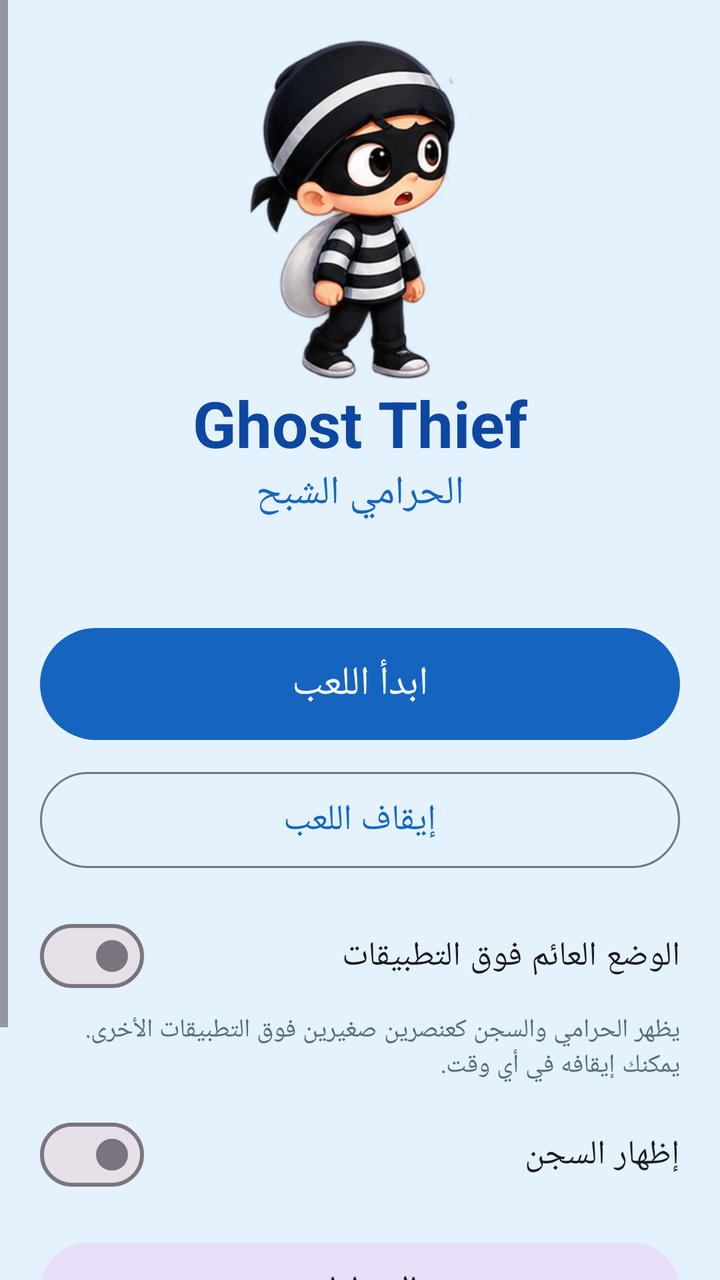
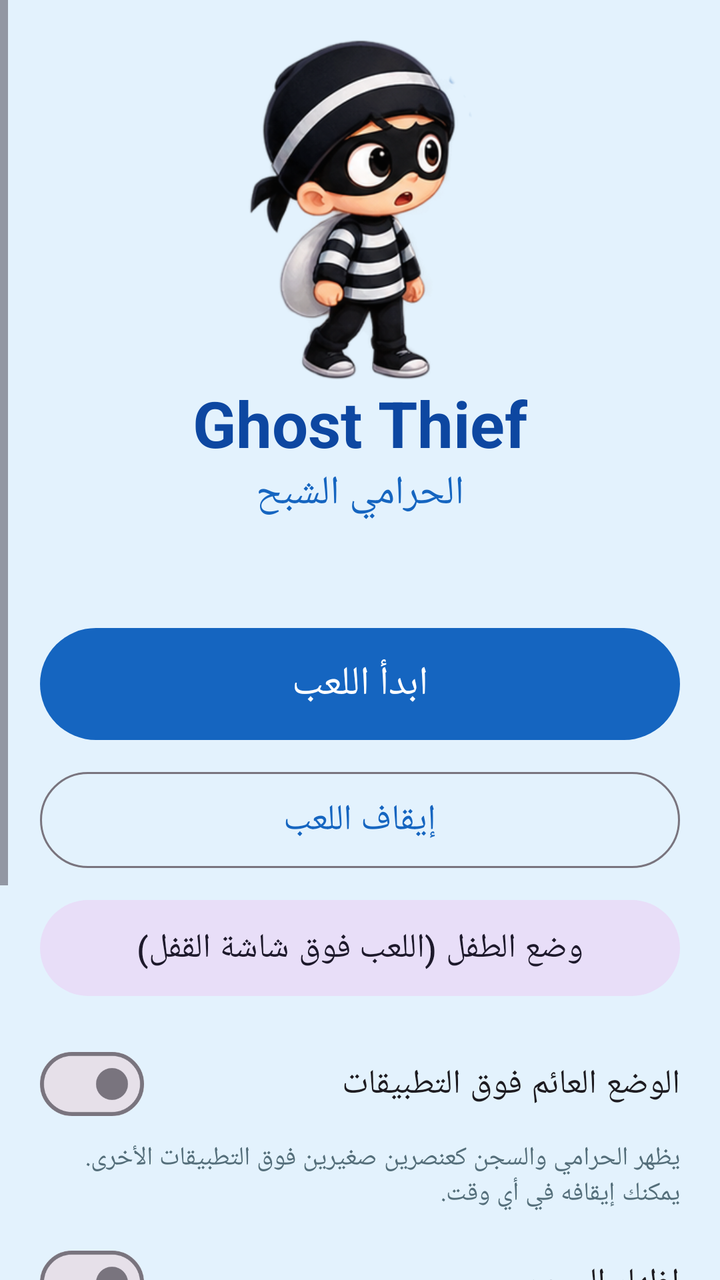

Screens rendered from an Android XML layout before and after an edit, with the pre-edit source and the edit as a unified diff.
<!-- AndroidManifest.xml: application theme Theme.GhostThief -->
<!-- res/layout/activity_main.xml -->
<?xml version="1.0" encoding="utf-8"?>
<ScrollView xmlns:android="http://schemas.android.com/apk/res/android"
    android:layout_width="match_parent" android:layout_height="match_parent"
    android:layoutDirection="rtl" android:fillViewport="true">

    <LinearLayout
        android:layout_width="match_parent" android:layout_height="wrap_content"
        android:orientation="vertical" android:padding="20dp" android:gravity="center_horizontal">

        <ImageView
            android:layout_width="150dp" android:layout_height="170dp"
            android:src="@drawable/thief_stand" android:contentDescription="@string/app_name" />

        <TextView
            android:layout_width="wrap_content" android:layout_height="wrap_content"
            android:text="@string/app_name" android:textSize="32sp" android:textStyle="bold"
            android:textColor="#0D47A1" android:layoutDirection="ltr" />

        <TextView
            android:layout_width="wrap_content" android:layout_height="wrap_content"
            android:text="@string/app_title_ar" android:textSize="20sp" android:textColor="#1565C0" />

        <TextView
            android:id="@+id/tvStats"
            android:layout_width="match_parent" android:layout_height="wrap_content"
            android:layout_marginTop="12dp" android:gravity="center"
            android:textSize="16sp" android:textColor="#263238" />

        <com.google.android.material.button.MaterialButton
            android:id="@+id/btnStart"
            android:layout_width="match_parent" android:layout_height="64dp"
            android:layout_marginTop="16dp" android:text="@string/start_play" android:textSize="20sp" />

        <com.google.android.material.button.MaterialButton
            android:id="@+id/btnStop"
            style="@style/Widget.Material3.Button.OutlinedButton"
            android:layout_width="match_parent" android:layout_height="56dp"
            android:layout_marginTop="8dp" android:text="@string/stop_play" android:textSize="18sp" />

        <com.google.android.material.materialswitch.MaterialSwitch
            android:id="@+id/swFloating"
            android:layout_width="match_parent" android:layout_height="wrap_content"
            android:minHeight="56dp" android:layout_marginTop="12dp"
            android:text="@string/floating_mode" android:textSize="17sp" />

        <TextView
            android:layout_width="match_parent" android:layout_height="wrap_content"
            android:text="@string/floating_desc" android:textSize="13sp" android:textColor="#546E7A" />

        <com.google.android.material.materialswitch.MaterialSwitch
            android:id="@+id/swJail"
            android:layout_width="match_parent" android:layout_height="wrap_content"
            android:minHeight="56dp" android:layout_marginTop="8dp"
            android:text="@string/show_jail" android:textSize="17sp" />

        <com.google.android.material.button.MaterialButton
            android:id="@+id/btnSettings"
            style="@style/Widget.Material3.Button.TonalButton"
            android:layout_width="match_parent" android:layout_height="56dp"
            android:layout_marginTop="12dp" android:text="@string/settings" android:textSize="17sp" />

        <com.google.android.material.button.MaterialButton
            android:id="@+id/btnPrivacy"
            style="@style/Widget.Material3.Button.TextButton"
            android:layout_width="match_parent" android:layout_height="52dp"
            android:text="@string/privacy_policy" android:textSize="16sp" />

        <com.google.android.material.button.MaterialButton
            android:id="@+id/btnAbout"
            style="@style/Widget.Material3.Button.TextButton"
            android:layout_width="match_parent" android:layout_height="52dp"
            android:text="@string/about" android:textSize="16sp" />
    </LinearLayout>
</ScrollView>
<!-- resources referenced by this layout -->
<resources>
  <!-- drawable thief_stand: png bitmap (drawable-nodpi, 99117 bytes) -->
  <string name="about">حول اللعبة</string>
  <string name="app_name">Ghost Thief</string>
  <string name="app_title_ar">الحرامي الشبح</string>
  <string name="floating_desc">يظهر الحرامي والسجن كعنصرين صغيرين فوق التطبيقات الأخرى. يمكنك إيقافه في أي وقت.</string>
  <string name="floating_mode">الوضع العائم فوق التطبيقات</string>
  <string name="privacy_policy">سياسة الخصوصية</string>
  <string name="settings">الإعدادات</string>
  <string name="show_jail">إظهار السجن</string>
  <string name="start_play">ابدأ اللعب</string>
  <string name="stop_play">إيقاف اللعب</string>
  <style name="Theme.GhostThief" parent="Theme.Material3.Light.NoActionBar">
          <item name="colorPrimary">#1565C0</item>
          <item name="android:statusBarColor">#FF1565C0</item>
          <item name="android:windowBackground">#FFE3F2FD</item>
      </style>
</resources>

<!-- the commit's change to res/layout/activity_main.xml (unified diff, before → after) -->
@@ -37,6 +37,12 @@
             android:layout_width="match_parent" android:layout_height="56dp"
             android:layout_marginTop="8dp" android:text="@string/stop_play" android:textSize="18sp" />
 
+        <com.google.android.material.button.MaterialButton
+            android:id="@+id/btnKid"
+            style="@style/Widget.Material3.Button.TonalButton"
+            android:layout_width="match_parent" android:layout_height="56dp"
+            android:layout_marginTop="8dp" android:text="@string/kid_mode" android:textSize="17sp" />
+
         <com.google.android.material.materialswitch.MaterialSwitch
             android:id="@+id/swFloating"
             android:layout_width="match_parent" android:layout_height="wrap_content"
@@ -54,10 +60,16 @@
             android:text="@string/show_jail" android:textSize="17sp" />
 
         <com.google.android.material.button.MaterialButton
+            android:id="@+id/btnAchievements"
+            style="@style/Widget.Material3.Button.TonalButton"
+            android:layout_width="match_parent" android:layout_height="56dp"
+            android:layout_marginTop="12dp" android:text="@string/achievements" android:textSize="17sp" />
+
+        <com.google.android.material.button.MaterialButton
             android:id="@+id/btnSettings"
             style="@style/Widget.Material3.Button.TonalButton"
             android:layout_width="match_parent" android:layout_height="56dp"
-            android:layout_marginTop="12dp" android:text="@string/settings" android:textSize="17sp" />
+            android:layout_marginTop="8dp" android:text="@string/settings" android:textSize="17sp" />
 
         <com.google.android.material.button.MaterialButton
             android:id="@+id/btnPrivacy"
<!-- resource entries referenced after the edit -->
@@ -2,10 +2,12 @@
 <resources>
   <!-- drawable thief_stand: png bitmap (drawable-nodpi, 99117 bytes) -->
   <string name="about">حول اللعبة</string>
+  <string name="achievements">الإنجازات</string>
   <string name="app_name">Ghost Thief</string>
   <string name="app_title_ar">الحرامي الشبح</string>
   <string name="floating_desc">يظهر الحرامي والسجن كعنصرين صغيرين فوق التطبيقات الأخرى. يمكنك إيقافه في أي وقت.</string>
   <string name="floating_mode">الوضع العائم فوق التطبيقات</string>
+  <string name="kid_mode">وضع الطفل (اللعب فوق شاشة القفل)</string>
   <string name="privacy_policy">سياسة الخصوصية</string>
   <string name="settings">الإعدادات</string>
   <string name="show_jail">إظهار السجن</string>
